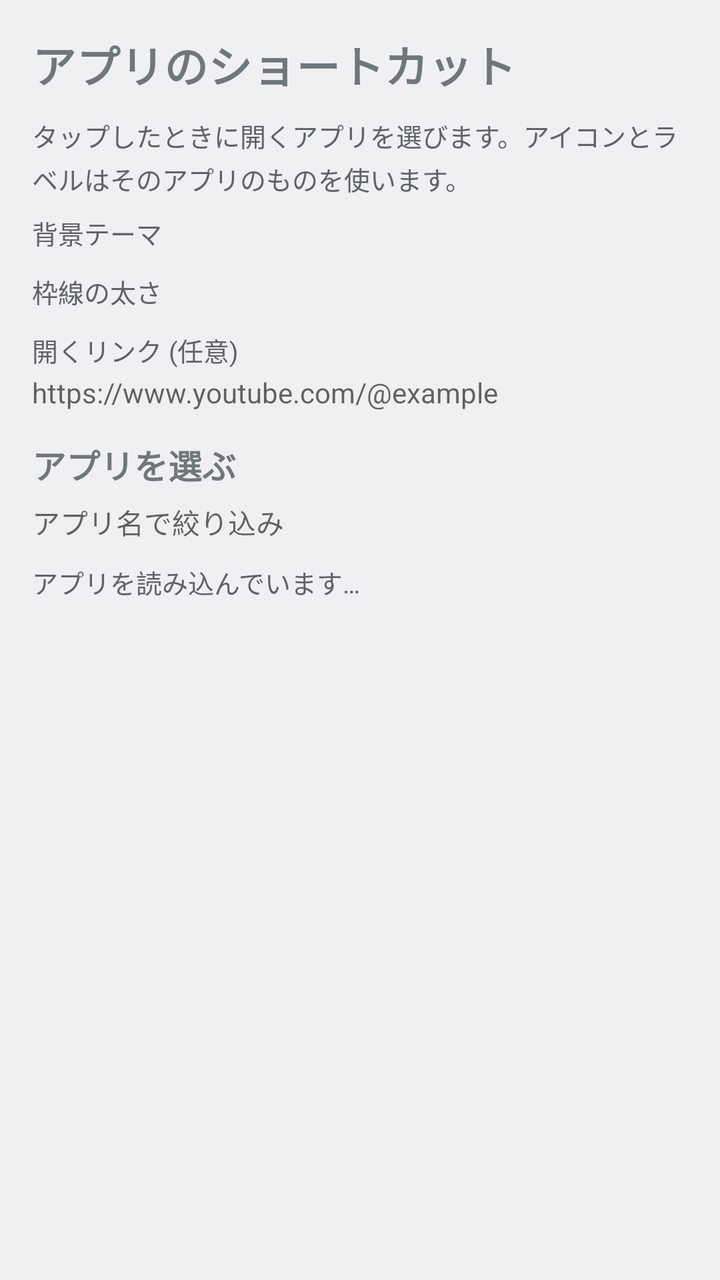
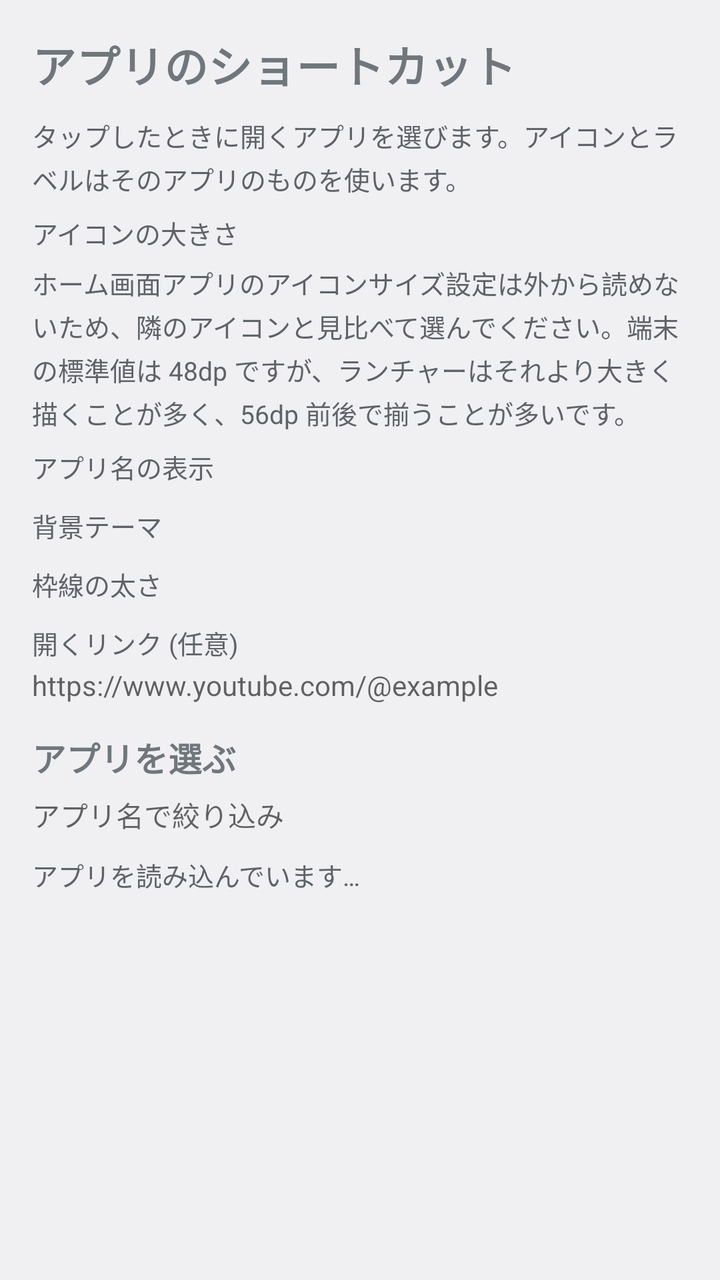

An Android layout rendered at two revisions. The XML below is the earlier revision; the diff shows what the commit changed to produce the second picture.
<!-- AndroidManifest.xml: application theme AppTheme -->
<!-- res/layout/activity_shortcut_config.xml -->
<?xml version="1.0" encoding="utf-8"?>
<LinearLayout xmlns:android="http://schemas.android.com/apk/res/android"
    android:id="@+id/configRoot"
    android:layout_width="match_parent"
    android:layout_height="match_parent"
    android:orientation="vertical"
    android:padding="16dp">

    <TextView
        style="@style/ScreenTitle"
        android:text="@string/shortcut_widget" />

    <TextView
        style="@style/Body"
        android:text="@string/config_desc" />

    <TextView
        style="@style/Body"
        android:paddingBottom="2dp"
        android:text="@string/label_theme" />

    <Spinner
        android:id="@+id/shortcutTheme"
        android:layout_width="match_parent"
        android:layout_height="wrap_content"
        android:layout_marginBottom="8dp" />

    <TextView
        style="@style/Body"
        android:paddingBottom="2dp"
        android:text="@string/label_border" />

    <Spinner
        android:id="@+id/shortcutBorder"
        android:layout_width="match_parent"
        android:layout_height="wrap_content"
        android:layout_marginBottom="8dp" />

    <TextView
        style="@style/Body"
        android:paddingBottom="2dp"
        android:text="@string/label_link" />

    <EditText
        android:id="@+id/shortcutUri"
        android:layout_width="match_parent"
        android:layout_height="wrap_content"
        android:autofillHints=""
        android:hint="@string/hint_link"
        android:importantForAutofill="no"
        android:inputType="textUri"
        android:maxLines="1"
        android:textSize="14sp" />

    <TextView
        style="@style/CardTitle"
        android:paddingTop="14dp"
        android:text="@string/config_pick" />

    <EditText
        android:id="@+id/shortcutSearch"
        android:layout_width="match_parent"
        android:layout_height="wrap_content"
        android:autofillHints=""
        android:hint="@string/hint_search"
        android:importantForAutofill="no"
        android:inputType="text"
        android:maxLines="1"
        android:textSize="14sp" />

    <TextView
        android:id="@+id/shortcutLoading"
        style="@style/Body"
        android:paddingTop="10dp"
        android:text="@string/config_loading" />

    <ListView
        android:id="@+id/shortcutAppList"
        android:layout_width="match_parent"
        android:layout_height="0dp"
        android:layout_weight="1"
        android:divider="@null"
        android:dividerHeight="0dp" />
</LinearLayout>
<!-- resources referenced by this layout -->
<resources>
  <string name="config_desc">タップしたときに開くアプリを選びます。アイコンとラベルはそのアプリのものを使います。</string>
  <string name="config_loading">アプリを読み込んでいます…</string>
  <string name="config_pick">アプリを選ぶ</string>
  <string name="hint_link">https://www.youtube.com/@example</string>
  <string name="hint_search">アプリ名で絞り込み</string>
  <string name="label_border">枠線の太さ</string>
  <string name="label_link">開くリンク (任意)</string>
  <string name="label_theme">背景テーマ</string>
  <string name="shortcut_widget">アプリのショートカット</string>
  <style name="Body">
          <item name="android:layout_width">match_parent</item>
          <item name="android:layout_height">wrap_content</item>
          <item name="android:textSize">13sp</item>
          <item name="android:lineSpacingExtra">3sp</item>
          <item name="android:textColor">@color/text_secondary</item>
          <item name="android:paddingBottom">8dp</item>
      </style>
  <style name="CardTitle">
          <item name="android:layout_width">match_parent</item>
          <item name="android:layout_height">wrap_content</item>
          <item name="android:textSize">17sp</item>
          <item name="android:textStyle">bold</item>
          <item name="android:paddingBottom">6dp</item>
      </style>
  <style name="ScreenTitle">
          <item name="android:layout_width">match_parent</item>
          <item name="android:layout_height">wrap_content</item>
          <item name="android:textSize">22sp</item>
          <item name="android:textStyle">bold</item>
          <item name="android:paddingBottom">10dp</item>
      </style>
  <style name="AppTheme" parent="@android:style/Theme.DeviceDefault.DayNight">
          <item name="android:windowActionBar">false</item>
          <item name="android:windowNoTitle">true</item>
      </style>
  <color name="text_secondary">#FF5F6368</color>
</resources>

<!-- the commit's change to res/layout/activity_shortcut_config.xml (unified diff, before → after) -->
@@ -13,6 +13,32 @@
     <TextView
         style="@style/Body"
         android:text="@string/config_desc" />
+
+    <TextView
+        style="@style/Body"
+        android:paddingBottom="2dp"
+        android:text="@string/label_icon_size" />
+
+    <Spinner
+        android:id="@+id/shortcutIconSize"
+        android:layout_width="match_parent"
+        android:layout_height="wrap_content" />
+
+    <TextView
+        style="@style/Body"
+        android:paddingTop="4dp"
+        android:text="@string/icon_size_note" />
+
+    <TextView
+        style="@style/Body"
+        android:paddingBottom="2dp"
+        android:text="@string/label_label_mode" />
+
+    <Spinner
+        android:id="@+id/shortcutLabelMode"
+        android:layout_width="match_parent"
+        android:layout_height="wrap_content"
+        android:layout_marginBottom="8dp" />
 
     <TextView
         style="@style/Body"
<!-- resource entries referenced after the edit -->
@@ -5,7 +5,10 @@
   <string name="config_pick">アプリを選ぶ</string>
   <string name="hint_link">https://www.youtube.com/@example</string>
   <string name="hint_search">アプリ名で絞り込み</string>
+  <string name="icon_size_note">ホーム画面アプリのアイコンサイズ設定は外から読めないため、隣のアイコンと見比べて選んでください。端末の標準値は 48dp ですが、ランチャーはそれより大きく描くことが多く、56dp 前後で揃うことが多いです。</string>
   <string name="label_border">枠線の太さ</string>
+  <string name="label_icon_size">アイコンの大きさ</string>
+  <string name="label_label_mode">アプリ名の表示</string>
   <string name="label_link">開くリンク (任意)</string>
   <string name="label_theme">背景テーマ</string>
   <string name="shortcut_widget">アプリのショートカット</string>
